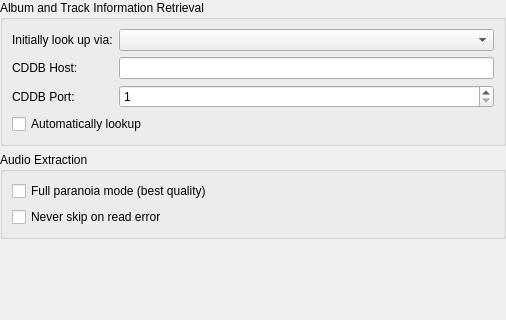
CDrummond/cantata, file devices/audiocdsettings.ui: the form before one commit; both pictures show x 0 to 506 and y 0 to 320 of the 506 by 462 pixel window.
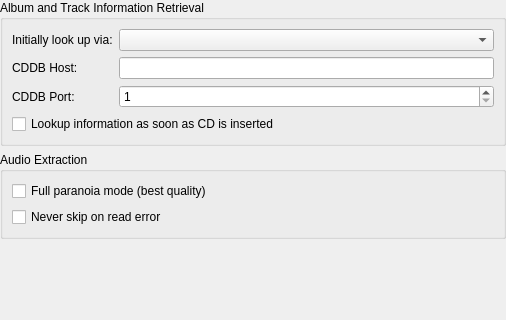
The form after the commit. Custom widgets are drawn as their Qt base class.

```diff
--- a/devices/audiocdsettings.ui
+++ b/devices/audiocdsettings.ui
@@ -78,7 +78,7 @@
       <item row="4" column="0" colspan="2">
        <widget class="QCheckBox" name="cdAuto">
         <property name="text">
-         <string>Automatically lookup</string>
+         <string>Lookup information as soon as CD is inserted</string>
         </property>
        </widget>
       </item>
```
